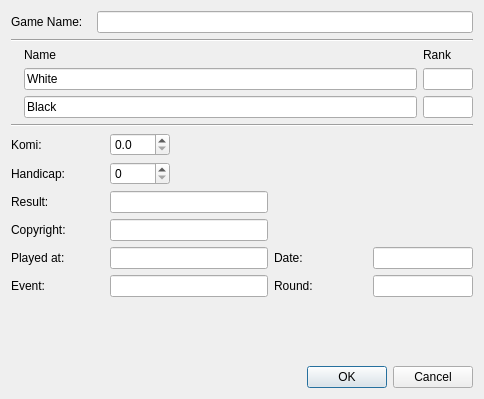
The window that src/gameinfo_gui.ui (bernds/q5Go) describes before a commit, drawn with Qt 5.
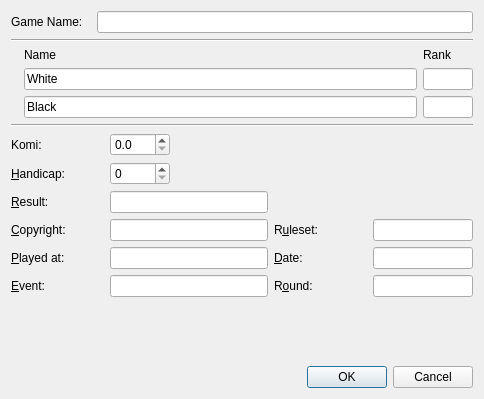
The same window after the commit. Icons and pictures are not drawn. Custom widgets are drawn as their Qt base class.

Commit message: Add a rules edit field to the game info dialog

Diff of the .ui file:
```diff
--- a/src/gameinfo_gui.ui
+++ b/src/gameinfo_gui.ui
@@ -241,7 +241,7 @@
       <item row="4" column="0">
        <widget class="QLabel" name="TextLabel9">
         <property name="text">
-         <string>Played at:</string>
+         <string>&amp;Played at:</string>
         </property>
         <property name="wordWrap">
          <bool>false</bool>
@@ -260,7 +260,7 @@
          </size>
         </property>
         <property name="text">
-         <string>Copyright:</string>
+         <string>&amp;Copyright:</string>
         </property>
         <property name="wordWrap">
          <bool>false</bool>
@@ -276,7 +276,7 @@
       <item row="4" column="3">
        <widget class="QLabel" name="TextLabel7">
         <property name="text">
-         <string>Date:</string>
+         <string>&amp;Date:</string>
         </property>
         <property name="wordWrap">
          <bool>false</bool>
@@ -299,7 +299,7 @@
       <item row="5" column="0">
        <widget class="QLabel" name="label">
         <property name="text">
-         <string>Event:</string>
+         <string>&amp;Event:</string>
         </property>
         <property name="buddy">
          <cstring>eventEdit</cstring>
@@ -309,7 +309,7 @@
       <item row="5" column="3">
        <widget class="QLabel" name="label_2">
         <property name="text">
-         <string>Round:</string>
+         <string>R&amp;ound:</string>
         </property>
         <property name="buddy">
          <cstring>roundEdit</cstring>
@@ -329,7 +329,7 @@
       <item row="1" column="0">
        <widget class="QLabel" name="TextLabel5">
         <property name="text">
-         <string>Handicap:</string>
+         <string>&amp;Handicap:</string>
         </property>
         <property name="wordWrap">
          <bool>false</bool>
@@ -405,7 +405,7 @@
       <item row="2" column="0">
        <widget class="QLabel" name="TextLabel6">
         <property name="text">
-         <string>Result:</string>
+         <string>&amp;Result:</string>
         </property>
         <property name="wordWrap">
          <bool>false</bool>
@@ -418,6 +418,29 @@
       <item row="2" column="1" colspan="2">
        <widget class="QLineEdit" name="resultEdit"/>
       </item>
+      <item row="3" column="3">
+       <widget class="QLabel" name="TextLabel7_2">
+        <property name="text">
+         <string>R&amp;uleset:</string>
+        </property>
+        <property name="wordWrap">
+         <bool>false</bool>
+        </property>
+        <property name="buddy">
+         <cstring>rulesEdit</cstring>
+        </property>
+       </widget>
+      </item>
+      <item row="3" column="4">
+       <widget class="QLineEdit" name="rulesEdit">
+        <property name="maximumSize">
+         <size>
+          <width>100</width>
+          <height>16777215</height>
+         </size>
+        </property>
+       </widget>
+      </item>
      </layout>
     </widget>
    </item>
```
Left out of the diff: 1 changed line with no effect on the pictures. The commit also changes 1 other file.
